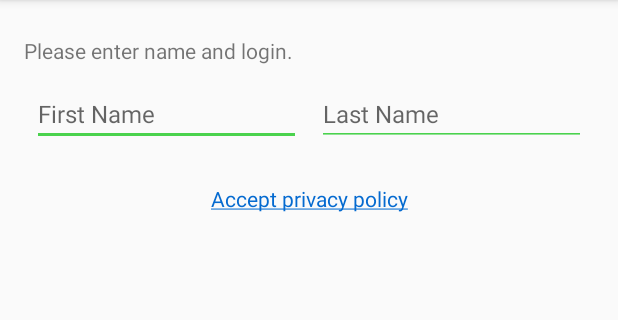
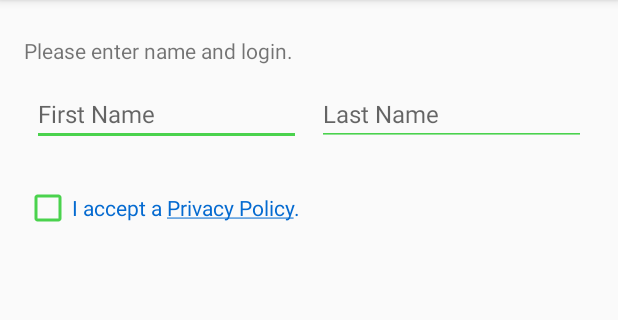
Before and after one commit to borisjacksone/RMessenger, an Android app: the screen it shows after launch (LoginActivity), on a phone screen of 412 x 824 dp, the part 84-404 px from its top. Run offline under Robolectric (Android 15) with nearby library versions, the phone set to English and light mode, and no system bars; libraries missing offline, so code that uses them is left out: com.crashlytics.android, com.quickblox.auth, com.quickblox.chat, com.quickblox.core, com.quickblox.users and 1 more; 5 statements that could not run were skipped.

Commit message:
Seventh commit

```diff
--- a/app/src/main/java/com/royal/chat/ui/activity/LoginActivity.java
+++ b/app/src/main/java/com/royal/chat/ui/activity/LoginActivity.java
@@ -11,6 +11,7 @@ import android.view.Menu;
 import android.view.MenuItem;
 import android.view.View;
 import android.widget.Button;
+import android.widget.CheckBox;
 import android.widget.EditText;
 import android.widget.TextView;
 
@@ -30,6 +31,7 @@ public class LoginActivity extends BaseActivity {
 
     private String loginID;
     private EditText editTextFirstName, editTextLastName;
+    private CheckBox checkPrivacyPolicy;
     private boolean isFirstOpen = true;
 
     public static void start(Context context) {
@@ -43,10 +45,9 @@ public class LoginActivity extends BaseActivity {
         super.onCreate(savedInstanceState);
         setContentView(R.layout.activity_login);
 
-        TextView privacyCheckLink = findViewById(R.id.check_link_privacy);
-
         editTextFirstName = findViewById(R.id.user_first_name);
         editTextLastName = findViewById(R.id.user_last_name);
+        checkPrivacyPolicy = findViewById(R.id.check_link_privacy);
 
         editTextFirstName.addTextChangedListener(new TextWatcherListener(editTextFirstName));
         editTextLastName.addTextChangedListener(new TextWatcherListener(editTextLastName));
@@ -63,13 +64,15 @@ public class LoginActivity extends BaseActivity {
             editTextLastName.setText("");
             editTextFirstName.setVisibility(View.VISIBLE);
             editTextLastName.setVisibility(View.VISIBLE);
-            privacyCheckLink.setVisibility(View.VISIBLE);
+            checkPrivacyPolicy.setVisibility(View.VISIBLE);
             isFirstOpen = true;
             buttonLogin.setVisibility(View.GONE);
 
-            privacyCheckLink.setOnClickListener(new View.OnClickListener() {
+            checkPrivacyPolicy.setChecked(false);
+            checkPrivacyPolicy.setOnClickListener(new View.OnClickListener() {
                 @Override
                 public void onClick(View v) {
+                    checkPrivacyPolicy.setChecked(true);
                     isFirstOpen = false;
                     Intent intent = new Intent(LoginActivity.this, PrivacyPolicyActivity.class);
                     startActivity(intent);
@@ -82,7 +85,8 @@ public class LoginActivity extends BaseActivity {
             editTextFirstName.setText(names[0]);
             editTextLastName.setVisibility(View.GONE);
             editTextLastName.setText(names[1]);
-            privacyCheckLink.setVisibility(View.GONE);
+            checkPrivacyPolicy.setVisibility(View.GONE);
+            checkPrivacyPolicy.setChecked(true);
             isFirstOpen = false;
             buttonLogin.setVisibility(View.VISIBLE);
 
--- a/app/src/main/java/com/royal/chat/utils/SystemPermissionHelper.java
+++ b/app/src/main/java/com/royal/chat/utils/SystemPermissionHelper.java
@@ -13,7 +13,7 @@ import androidx.fragment.app.Fragment;
 public class SystemPermissionHelper {
     public static final int PERMISSIONS_FOR_SAVE_FILE_IMAGE_REQUEST = 1010;
     public static final int PERMISSIONS_FOR_SAVE_FILE_AUDIO_REQUEST = 2020;
-    public static final int PERMISSIONS_FOR_SEND_SMS_REQUEST = 3030;
+//    public static final int PERMISSIONS_FOR_SEND_SMS_REQUEST = 3030;
     public static final int PERMISSIONS_FOR_ALL = 4040;
 
     private Activity activity;
@@ -24,9 +24,9 @@ public class SystemPermissionHelper {
             Manifest.permission.WRITE_EXTERNAL_STORAGE,
             Manifest.permission.RECORD_AUDIO,
             Manifest.permission.CAMERA,
-            Manifest.permission.READ_SMS,
-            Manifest.permission.SEND_SMS,
-            Manifest.permission.READ_CONTACTS
+//            Manifest.permission.READ_SMS,
+//            Manifest.permission.SEND_SMS,
+//            Manifest.permission.READ_CONTACTS
     };
 
     public SystemPermissionHelper(Activity activity) {
@@ -45,9 +45,9 @@ public class SystemPermissionHelper {
         return isPermissionGranted(Manifest.permission.WRITE_EXTERNAL_STORAGE) && isPermissionGranted(Manifest.permission.RECORD_AUDIO);
     }
 
-    public boolean isSendSmsPermissionGranted() {
-        return isPermissionGranted(Manifest.permission.READ_SMS) && isPermissionGranted(Manifest.permission.SEND_SMS) && isPermissionGranted(Manifest.permission.READ_CONTACTS);
-    }
+//    public boolean isSendSmsPermissionGranted() {
+//        return isPermissionGranted(Manifest.permission.READ_SMS) && isPermissionGranted(Manifest.permission.SEND_SMS) && isPermissionGranted(Manifest.permission.READ_CONTACTS);
+//    }
 
     public boolean isAllPermissionGranted() {
         for (String permission : all_permissions) {
@@ -74,9 +74,9 @@ public class SystemPermissionHelper {
         checkAndRequestPermissions(PERMISSIONS_FOR_SAVE_FILE_AUDIO_REQUEST, new String[]{Manifest.permission.READ_EXTERNAL_STORAGE, Manifest.permission.WRITE_EXTERNAL_STORAGE, Manifest.permission.RECORD_AUDIO});
     }
 
-    public void requestPermissionsForSendSms() {
-        checkAndRequestPermissions(PERMISSIONS_FOR_SEND_SMS_REQUEST, new String[]{Manifest.permission.READ_SMS, Manifest.permission.SEND_SMS, Manifest.permission.READ_CONTACTS});
-    }
+//    public void requestPermissionsForSendSms() {
+//        checkAndRequestPermissions(PERMISSIONS_FOR_SEND_SMS_REQUEST, new String[]{Manifest.permission.READ_SMS, Manifest.permission.SEND_SMS, Manifest.permission.READ_CONTACTS});
+//    }
 
     public void requestPermissionsForAll() {
         checkAndRequestPermissions(PERMISSIONS_FOR_ALL, all_permissions);
--- a/app/src/main/res/layout/activity_login.xml
+++ b/app/src/main/res/layout/activity_login.xml
@@ -56,10 +56,9 @@
         android:layout_height="40dp"
         android:visibility="gone"/>
 
-    <TextView
+    <CheckBox
         android:id="@+id/check_link_privacy"
         android:text="@string/text_privacy_link"
-        android:gravity="center"
         android:textSize="14sp"
         android:textColor="@color/color_blue_qb"
         android:layout_marginTop="20dp"
--- a/app/src/main/res/values/strings.xml
+++ b/app/src/main/res/values/strings.xml
@@ -155,7 +155,7 @@
     <string name="text_english">English</string>
     <string name="text_korean">한국어</string>
     <string name="text_ok">OK</string>
-    <string name="text_privacy_link"><u>Accept privacy policy</u></string>
+    <string name="text_privacy_link">I accept a <u>Privacy Policy</u>.</string>
     <string name="need_accept_privacy_policy">You should accept privacy policy.</string>
     <string name="need_accept_permissions">You should allow permissions.</string>
     <string name="text_invite_sms">Hi, Come join this security app and have a safe and free conversation!</string>
```
Also changed, not shown: app/src/main/AndroidManifest.xml (+4 -4 lines), app/src/main/java/com/royal/chat/ui/activity/DialogsActivity.java (+34 -38 lines), app/src/main/java/com/royal/chat/ui/activity/PrivacyPolicyActivity.java (+5 -5 lines), app/src/main/java/com/royal/chat/ui/activity/ProfileActivity.java (+23 -1 lines), app/src/main/java/com/royal/chat/utils/SmsHelper.java (+81 -81 lines), app/src/main/res/menu/activity_dialogs.xml (+4 -4 lines), 2 other files.
